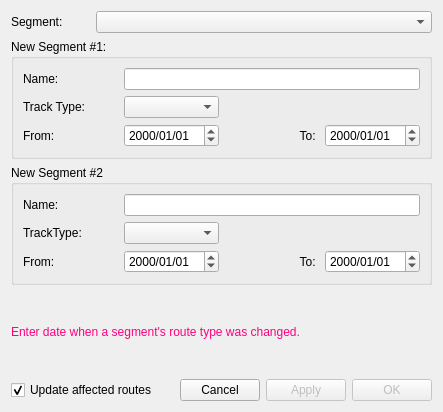
Above: mapper_app/ui/splitsegmentdlg.ui from allenck/mapper before the change. Below: the same form after it.
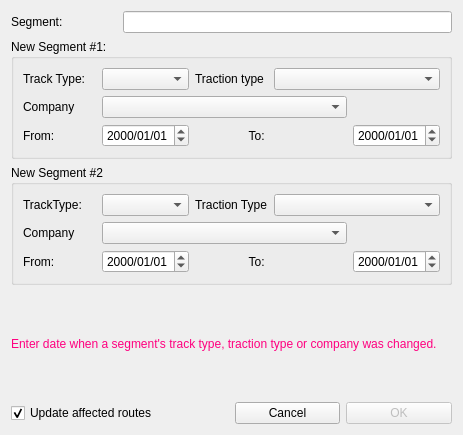
That is the form after the change.

Commit message: RouteView,SplitRoute, SplitSegmentDlg. RouteViewTableModel

Diff of the .ui file:
```diff
--- a/mapper_app/ui/splitsegmentdlg.ui
+++ b/mapper_app/ui/splitsegmentdlg.ui
@@ -6,15 +6,88 @@
    <rect>
     <x>0</x>
     <y>0</y>
-    <width>443</width>
-    <height>412</height>
+    <width>463</width>
+    <height>435</height>
    </rect>
   </property>
   <property name="windowTitle">
    <string>Split Segment</string>
   </property>
   <layout class="QGridLayout" name="gridLayout_5">
-   <item row="4" column="4">
+   <item row="1" column="0" colspan="4">
+    <widget class="QGroupBox" name="groupBox1">
+     <property name="title">
+      <string>New Segment #1:</string>
+     </property>
+     <layout class="QGridLayout" name="gridLayout_2">
+      <item row="2" column="4">
+       <widget class="QDateEdit" name="dateTo1">
+        <property name="displayFormat">
+         <string>yyyy/MM/dd</string>
+        </property>
+       </widget>
+      </item>
+      <item row="2" column="1">
+       <widget class="QDateEdit" name="dateFrom1">
+        <property name="enabled">
+         <bool>true</bool>
+        </property>
+        <property name="displayFormat">
+         <string>yyyy/MM/dd</string>
+        </property>
+       </widget>
+      </item>
+      <item row="0" column="2">
+       <widget class="QLabel" name="label_2">
+        <property name="text">
+         <string>Traction type</string>
+        </property>
+       </widget>
+      </item>
+      <item row="2" column="2">
+       <widget class="QLabel" name="label_22">
+        <property name="text">
+         <string>To: </string>
+        </property>
+        <property name="alignment">
+         <set>Qt::AlignRight|Qt::AlignTrailing|Qt::AlignVCenter</set>
+        </property>
+       </widget>
+      </item>
+      <item row="1" column="0">
+       <widget class="QLabel" name="label_4">
+        <property name="text">
+         <string>Company</string>
+        </property>
+       </widget>
+      </item>
+      <item row="0" column="0">
+       <widget class="QLabel" name="label_25">
+        <property name="text">
+         <string>Track Type:</string>
+        </property>
+       </widget>
+      </item>
+      <item row="0" column="1">
+       <widget class="QComboBox" name="cbTrackType1"/>
+      </item>
+      <item row="0" column="3" colspan="2">
+       <widget class="QComboBox" name="cbTractionType1"/>
+      </item>
+      <item row="1" column="1" colspan="3">
+       <widget class="QComboBox" name="cbCompany1"/>
+      </item>
+      <item row="2" column="0">
+       <widget class="QLabel" name="label_23">
+        <property name="text">
+         <string>From:</string>
+        </property>
+       </widget>
+      </item>
+     </layout>
+    </widget>
+   </item>
+   <item row="4" column="3">
     <widget class="QPushButton" name="btnOK">
      <property name="enabled">
       <bool>false</bool>
@@ -27,13 +100,6 @@
      </property>
     </widget>
    </item>
-   <item row="0" column="0">
-    <widget class="QLabel" name="label">
-     <property name="text">
-      <string>Segment:</string>
-     </property>
-    </widget>
-   </item>
    <item row="4" column="2">
     <widget class="QPushButton" name="btnCancel">
      <property name="text">
@@ -41,7 +107,7 @@
      </property>
     </widget>
    </item>
-   <item row="3" column="0" colspan="5">
+   <item row="3" column="0" colspan="4">
     <widget class="QLabel" name="lblHelp">
      <property name="palette">
       <palette>
@@ -81,139 +147,37 @@
       </palette>
      </property>
      <property name="text">
-      <string>Enter date when a segment's route type was changed.</string>
+      <string>Enter date when a segment's track type, traction type or company was changed.</string>
      </property>
      <property name="wordWrap">
       <bool>true</bool>
      </property>
     </widget>
    </item>
-   <item row="0" column="1" colspan="4">
-    <widget class="QComboBox" name="cbSegments">
-     <property name="toolTip">
-      <string>&lt;html&gt;&lt;head/&gt;&lt;body&gt;&lt;p&gt;Select the segment which is to be modified at some date. For example changing the track type or alignment.&lt;/p&gt;&lt;/body&gt;&lt;/html&gt;</string>
-     </property>
-    </widget>
+   <item row="0" column="1" colspan="3">
+    <widget class="QLineEdit" name="txtSegment"/>
    </item>
-   <item row="1" column="0" colspan="5">
-    <widget class="QGroupBox" name="groupBox1">
-     <property name="title">
-      <string>New Segment #1:</string>
-     </property>
-     <layout class="QGridLayout" name="gridLayout_2">
-      <item row="2" column="2">
-       <widget class="QLabel" name="label_22">
-        <property name="text">
-         <string>To: </string>
-        </property>
-        <property name="alignment">
-         <set>Qt::AlignRight|Qt::AlignTrailing|Qt::AlignVCenter</set>
-        </property>
-       </widget>
-      </item>
-      <item row="2" column="0">
-       <widget class="QLabel" name="label_23">
-        <property name="text">
-         <string>From:</string>
-        </property>
-       </widget>
-      </item>
-      <item row="2" column="3">
-       <widget class="QDateEdit" name="dateTo1">
-        <property name="displayFormat">
-         <string>yyyy/MM/dd</string>
-        </property>
-       </widget>
-      </item>
-      <item row="2" column="1">
-       <widget class="QDateEdit" name="dateFrom1">
-        <property name="enabled">
-         <bool>true</bool>
-        </property>
-        <property name="displayFormat">
-         <string>yyyy/MM/dd</string>
-        </property>
-       </widget>
-      </item>
-      <item row="0" column="0">
-       <widget class="QLabel" name="label_24">
-        <property name="text">
-         <string>Name:</string>
-        </property>
-       </widget>
-      </item>
-      <item row="0" column="1" colspan="3">
-       <widget class="QLineEdit" name="txtNewSegmentName1">
-        <property name="maxLength">
-         <number>125</number>
-        </property>
-       </widget>
-      </item>
-      <item row="1" column="0">
-       <widget class="QLabel" name="label_25">
-        <property name="text">
-         <string>Track Type:</string>
-        </property>
-       </widget>
-      </item>
-      <item row="1" column="1">
-       <widget class="QComboBox" name="cbTrackType1"/>
-      </item>
-     </layout>
-    </widget>
-   </item>
-   <item row="2" column="0" colspan="5">
+   <item row="2" column="0" colspan="4">
     <widget class="QGroupBox" name="groupBox2">
      <property name="title">
       <string>New Segment #2</string>
      </property>
      <layout class="QGridLayout" name="gridLayout_4">
       <item row="0" column="0">
-       <widget class="QLabel" name="label_18">
-        <property name="text">
-         <string>Name:</string>
-        </property>
-       </widget>
-      </item>
-      <item row="0" column="1" colspan="3">
-       <widget class="QLineEdit" name="txtNewSegmentName2">
-        <property name="maxLength">
-         <number>125</number>
-        </property>
-       </widget>
-      </item>
-      <item row="1" column="0">
        <widget class="QLabel" name="label_19">
         <property name="text">
          <string>TrackType:</string>
         </property>
        </widget>
       </item>
-      <item row="2" column="0">
-       <widget class="QLabel" name="label_20">
+      <item row="0" column="2">
+       <widget class="QLabel" name="label_3">
         <property name="text">
-         <string>From:</string>
+         <string>Traction Type</string>
         </property>
        </widget>
       </item>
-      <item row="2" column="1">
-       <widget class="QDateEdit" name="dateFrom2">
-        <property name="displayFormat">
-         <string>yyyy/MM/dd</string>
-        </property>
-       </widget>
-      </item>
-      <item row="2" column="2">
-       <widget class="QLabel" name="label_21">
-        <property name="text">
-         <string>To: </string>
-        </property>
-        <property name="alignment">
-         <set>Qt::AlignRight|Qt::AlignTrailing|Qt::AlignVCenter</set>
-        </property>
-       </widget>
-      </item>
-      <item row="2" column="3">
+      <item row="2" column="4">
        <widget class="QDateEdit" name="dateTo2">
         <property name="enabled">
          <bool>true</bool>
@@ -223,9 +187,46 @@
         </property>
        </widget>
       </item>
-      <item row="1" column="1">
+      <item row="2" column="2">
+       <widget class="QLabel" name="label_21">
+        <property name="text">
+         <string>To: </string>
+        </property>
+        <property name="alignment">
+         <set>Qt::AlignRight|Qt::AlignTrailing|Qt::AlignVCenter</set>
+        </property>
+       </widget>
+      </item>
+      <item row="2" column="1">
+       <widget class="QDateEdit" name="dateFrom2">
+        <property name="displayFormat">
+         <string>yyyy/MM/dd</string>
+        </property>
+       </widget>
+      </item>
+      <item row="1" column="0">
+       <widget class="QLabel" name="label_5">
+        <property name="text">
+         <string>Company</string>
+        </property>
+       </widget>
+      </item>
+      <item row="0" column="1">
        <widget class="QComboBox" name="cbTrackType2"/>
       </item>
+      <item row="2" column="0">
+       <widget class="QLabel" name="label_20">
+        <property name="text">
+         <string>From:</string>
+        </property>
+       </widget>
+      </item>
+      <item row="0" column="3" colspan="2">
+       <widget class="QComboBox" name="cbTractionType2"/>
+      </item>
+      <item row="1" column="1" colspan="3">
+       <widget class="QComboBox" name="cbCompany2"/>
+      </item>
      </layout>
     </widget>
    </item>
@@ -239,16 +240,10 @@
      </property>
     </widget>
    </item>
-   <item row="4" column="3">
-    <widget class="QPushButton" name="btnApply">
-     <property name="enabled">
-      <bool>false</bool>
-     </property>
-     <property name="toolTip">
-      <string>&lt;html&gt;&lt;head/&gt;&lt;body&gt;&lt;p&gt;Click to apply changes only.&lt;/p&gt;&lt;/body&gt;&lt;/html&gt;</string>
-     </property>
+   <item row="0" column="0">
+    <widget class="QLabel" name="label">
      <property name="text">
-      <string>Apply</string>
+      <string>Segment:</string>
      </property>
     </widget>
    </item>
```
The commit also changes 15 other files.
